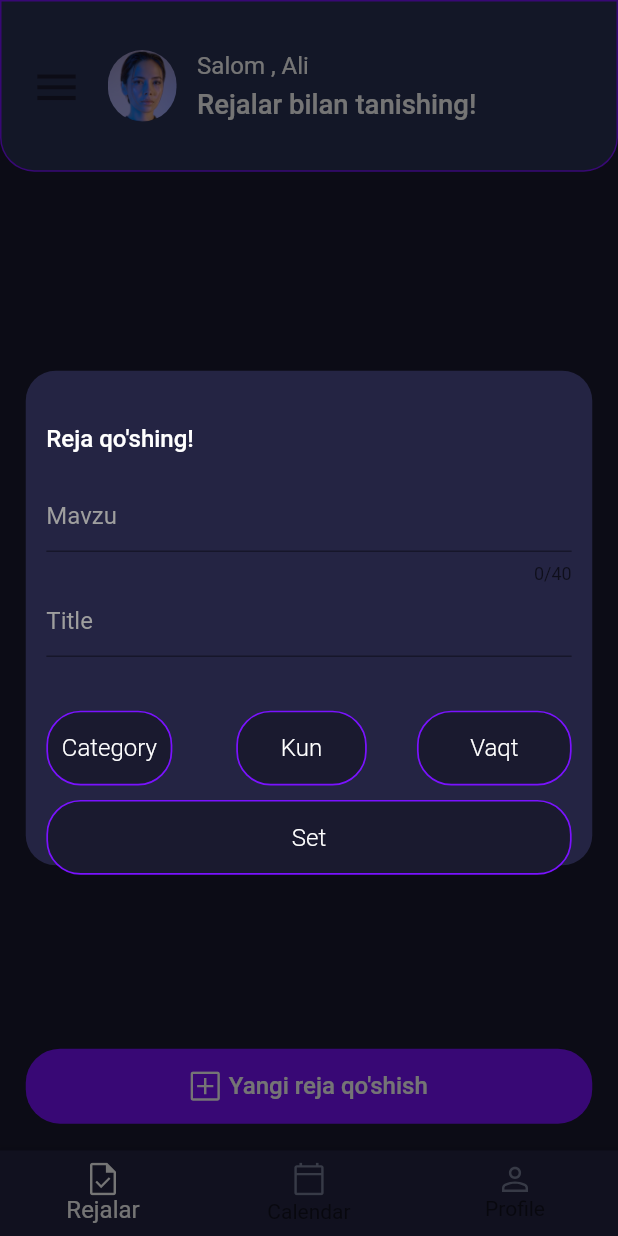
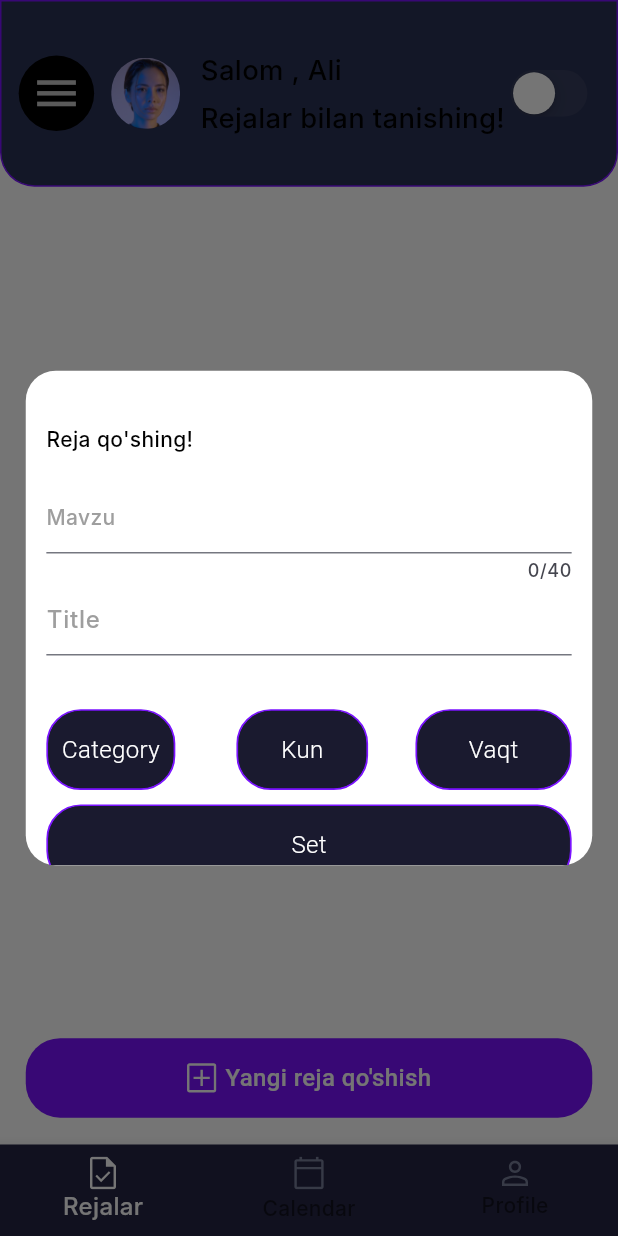
Before and after one commit to alimegit/to_do_app, a Flutter app: the screen it shows after launch, after a tap on "Yangi reja qo'shish", on a phone screen of 412 x 824 dp. Run offline on Flutter 3.47's test engine with Material 3 defaults, Android fonts, the phone set to English and light mode, and no system bars; our stand-ins replace adaptive_theme, flutter_screenutil, flutter_svg, shared_preferences, sqflite, table_calendar and 1 more; accounts and stored records are empty; Roboto replaces fonts that are missing (Inter).

Commit message:
Hammasi nazoratim ostida theme qo'shdim :)

```diff
--- a/lib/data/local/storage_repository.dart
+++ b/lib/data/local/storage_repository.dart
@@ -5,13 +5,11 @@ class StorageRepository {
   static final StorageRepository instance = StorageRepository._();
   static SharedPreferences? _preference;
 
-  StorageRepository._() {
-    _init();
-  }
+  StorageRepository._();
 
   factory StorageRepository() => instance;
 
-  Future<void> _init() async {
+  static Future<void> init() async {
     _preference = await SharedPreferences.getInstance();
   }
 
--- a/lib/main.dart
+++ b/lib/main.dart
@@ -1,11 +1,17 @@
+import 'package:adaptive_theme/adaptive_theme.dart';
 import 'package:flutter/material.dart';
 import 'package:flutter_screenutil/flutter_screenutil.dart';
+import 'package:to_do_app/data/local/storage_repository.dart';
 import 'package:to_do_app/screens/logins/splash_screen.dart';
 import 'package:to_do_app/screens/routes.dart';
 import 'package:to_do_app/screens/tab_box.dart';
 import 'package:to_do_app/utils/colors/app_colors.dart';
+import 'package:to_do_app/utils/theme/app_theme.dart';
 
-void main(List<String> args) {
+void main(List<String> args) async {
+WidgetsFlutterBinding.ensureInitialized();
+ await StorageRepository.init();
+
   runApp(const MyApp());
 }
 class MyApp extends StatelessWidget {
@@ -17,15 +23,28 @@ class MyApp extends StatelessWidget {
       designSize: const Size(414, 896),
       builder: (context, child) {
         ScreenUtil.init(context);
-        return MaterialApp(
-          initialRoute: RouteNames.helloScreen,
-          onGenerateRoute: AppRoute.generateRoute,
-          debugShowCheckedModeBanner: false,
-          theme: ThemeData(useMaterial3: false,scaffoldBackgroundColor: AppColors.c_1A1A2F),
-          home: TabBox(),
+        return AdaptiveTheme(
+          light: AppTheme.lightTheme,
+          dark: AppTheme.darkTheme,
+          initial: AdaptiveThemeMode.system,
+          builder: (theme,darkTheme) {
+        return  MaterialApp(
+        initialRoute: RouteNames.helloScreen,
+        onGenerateRoute: AppRoute.generateRoute,
+        debugShowCheckedModeBanner: false,
+        theme: AppTheme.lightTheme,
+        darkTheme: AppTheme.darkTheme,
+        themeMode: ThemeMode.system,
+        home: TabBox(),
+        );
+        }
+
         );
       },
       child: SplashScreen(),
     );
   }
 }
+/*
+scaffoldBackgroundColor: AppColors.c_1A1A2F
+ */
--- a/lib/screens/caledar_screen/calendar_screen.dart
+++ b/lib/screens/caledar_screen/calendar_screen.dart
@@ -13,15 +13,16 @@ class _CalendarScreenState extends State<CalendarScreen> {
   @override
   Widget build(BuildContext context) {
     return Scaffold(
-      body:Column(
+      body:SingleChildScrollView(
+        child: Column(
           children: [
             SizedBox(height: 50.h,),
-          // CalendarDatePicker(
-          //   initialDate: DateTime.now(),
-          //   firstDate: DateTime(2019),
-          //   lastDate: DateTime(2040),
-          //   onDateChanged: (DateTime value) {},
-          // ),
+            CalendarDatePicker(
+              initialDate: DateTime.now(),
+              firstDate: DateTime(2019),
+              lastDate: DateTime(2040),
+              onDateChanged: (DateTime value) {},
+            ),
         TableCalendar(
           firstDay: DateTime.utc(2010, 10, 16),
           lastDay: DateTime.utc(2030, 3, 14),
@@ -29,6 +30,7 @@ class _CalendarScreenState extends State<CalendarScreen> {
         )
           ],
         ),
+      ),
 
     );
   }
--- a/lib/screens/tasks_screen/task_screen.dart
+++ b/lib/screens/tasks_screen/task_screen.dart
@@ -1,3 +1,4 @@
+import 'package:adaptive_theme/adaptive_theme.dart';
 import 'package:flutter/cupertino.dart';
 import 'package:flutter/material.dart';
 import 'package:flutter/services.dart';
@@ -9,7 +10,6 @@ import 'package:to_do_app/data/models/category/category_model.dart';
 import 'package:to_do_app/data/models/task_model.dart';
 import 'package:to_do_app/screens/category_screen/category_screen.dart';
 import 'package:to_do_app/screens/logins/register/register_screen.dart';
-import 'package:to_do_app/screens/routes.dart';
 import 'package:to_do_app/screens/title_info/title_info.dart';
 import 'package:to_do_app/utils/colors/app_colors.dart';
 import 'package:to_do_app/utils/styles/app_text_style.dart';
@@ -30,12 +30,13 @@ class _TasksScreenState extends State<TasksScreen> {
   List<TaskModel> tasks = [];
   List<CategoryModel> categories = [];
   List<TaskModel> description = [];
+  bool isDarkmode = false;
 
   _init() async {
+    isDarkmode =  await  AdaptiveTheme.getThemeMode() == AdaptiveThemeMode.dark;
     tasks = await LocalDatabase.getAllTasks();
     categories = await LocalDatabase.getAllCategory();
     if (!context.mounted) return;
-    // print("categories length : ${categories.length}");`
     setState(() {});
   }
 
@@ -54,6 +55,9 @@ class _TasksScreenState extends State<TasksScreen> {
   @override
   void initState() {
     _init();
+    setState(() {
+
+    });
     super.initState();
   }
 
@@ -65,6 +69,7 @@ class _TasksScreenState extends State<TasksScreen> {
         statusBarIconBrightness: Brightness.dark,
       ),
       child: Scaffold(
+        backgroundColor: (isDarkmode)?AppColors.c_2A3256:AppColors.white,
         body: Column(
           children: [
             Container(
@@ -84,14 +89,14 @@ class _TasksScreenState extends State<TasksScreen> {
                     IconButton(
                       onPressed: () {
                         MenuBar(children: [
-                          Image.asset(AppImages.logo),
+                          Image.asset(AppImages.logo,color: (isDarkmode)?AppColors.white : AppColors.black,),
                         ]);
                       },
                       icon: Icon(
                         Icons.menu,
                         size: 30.sp,
                       ),
-                      color: AppColors.c_1A1A2F,
+                      color: (isDarkmode)?AppColors.c_2A3256:AppColors.c_C4C4C4,
                     ),
                     SizedBox(
                       width: 10.w,
@@ -112,20 +117,32 @@ class _TasksScreenState extends State<TasksScreen> {
                         children: [
                           Text(
                             "Salom , Ali",
-                            style: AppTextStyle.robotoRegular
-                                .copyWith(color: AppColors.white, fontSize: 14.sp),
+                            style: Theme.of(context).textTheme.bodyMedium?.copyWith(fontSize: (isDarkmode)? 14.sp:16.sp,color: (isDarkmode)?AppColors.white:AppColors.black)
                           ),
                           SizedBox(
                             height: 5.h,
                           ),
                           Text(
                             "Rejalar bilan tanishing!",
-                            style: AppTextStyle.robotoMedium
-                                .copyWith(color: AppColors.white, fontSize: 16.sp),
+                              style: Theme.of(context).textTheme.bodyMedium?.copyWith(fontSize: (isDarkmode)? 14.sp:16.sp,color: (isDarkmode)?AppColors.white:AppColors.black)
+
                           ),
                         ],
                       ),
                     ),
+                    CupertinoSwitch(
+                        value: isDarkmode,
+                        onChanged: (v) async {
+                          if(v){
+                            AdaptiveTheme.of(context).setDark();
+                          }
+                          else{
+                            AdaptiveTheme.of(context).setLight();
+
+                          }
+                          isDarkmode = v;
+                          // await StorageRepository.setBool(key: "theme_mode", value: isDarkmode,);
+                        })
                   ],
                 ),
               ),
@@ -152,7 +169,7 @@ class _TasksScreenState extends State<TasksScreen> {
                                 height: 45.h,
                                 width: double.infinity,
                                 decoration: BoxDecoration(
-                                  color: Colors.white10,
+                                  color: AppColors.black,
                                   borderRadius: BorderRadius.circular(20.r),
                                 ),
                                 child: Padding(
@@ -214,17 +231,17 @@ class _TasksScreenState extends State<TasksScreen> {
                               width: double.infinity,
                               height: 276.h,
                               decoration: BoxDecoration(
-                                  color: AppColors.c_242443,
+                                  color:(isDarkmode)?AppColors.c_242443:AppColors.white,
                                   borderRadius: BorderRadius.circular(20)),
                               child: Padding(
                                 padding: EdgeInsets.only(top: 30.h, right: 12.w, left: 12.w),
+                                child: SingleChildScrollView(
                                   child: Column(
                                     crossAxisAlignment: CrossAxisAlignment.start,
                                     children: [
                                       Text(
                                         "Reja qo'shing!",
-                                      style: AppTextStyle.robotoMedium
-                                          .copyWith(color: AppColors.white, fontSize: 14.sp),
+                                        style: Theme.of(context).textTheme.bodyMedium?.copyWith(color: (isDarkmode)?AppColors.white:AppColors.black)
                                       ),
                                       SizedBox(
                                         height: 15.h,
@@ -232,7 +249,7 @@ class _TasksScreenState extends State<TasksScreen> {
                                       Material(
                                         color: AppColors.transparent,
                                         child: TextField(
-                                        style: TextStyle(color: AppColors.white),
+                                          style: Theme.of(context).textTheme.bodyMedium?.copyWith(color: (isDarkmode)?AppColors.white:AppColors.black),
                                           maxLength: 40,
                                           onChanged: (v) {
                                             taskModel = taskModel.copyWith(description: v);
@@ -313,7 +330,7 @@ class _TasksScreenState extends State<TasksScreen> {
                                                                         if (index ==
                                                                             categories.length) {
                                                                           return TextButton(
-                                                                          onPressed: ()  async {
+                                                                            onPressed: () async {
                                                                               Navigator.push(
                                                                                 context,
                                                                                 MaterialPageRoute(
@@ -341,7 +358,8 @@ class _TasksScreenState extends State<TasksScreen> {
                                                                                   }),
                                                                                 ),
                                                                               );
-                                                                          await   LocalDatabase.insertCategory(
+                                                                              await LocalDatabase
+                                                                                  .insertCategory(
                                                                                       categoryModel);
                                                                               setState(() {
                                                                                 _init();
@@ -416,9 +434,7 @@ class _TasksScreenState extends State<TasksScreen> {
                                             },
                                             child: Container(
                                               decoration: BoxDecoration(
-                                              color: activeIndex == 1
-                                                  ? AppColors.c_7A12FF
-                                                  : AppColors.c_1A1A2F,
+                                                color: activeIndex == 1 ? AppColors.c_7A12FF : AppColors.c_1A1A2F,
                                                 borderRadius: BorderRadius.circular(20.r),
                                                 border:
                                                     Border.all(color: AppColors.c_7A12FF, width: 1.w),
@@ -556,6 +572,7 @@ class _TasksScreenState extends State<TasksScreen> {
                                 ),
                               ),
                             ),
+                          ),
                         );
                       });
                     },
--- /dev/null
+++ b/lib/utils/theme/app_theme.dart
@@ -0,0 +1,301 @@
+
+
+import 'package:flutter/material.dart';
+import 'package:flutter/services.dart';
+
+class AppTheme {
+  static final ThemeData lightTheme = ThemeData(
+    scaffoldBackgroundColor: Colors.white,
+    appBarTheme: const AppBarTheme(
+      backgroundColor: Colors.white,
+      systemOverlayStyle: SystemUiOverlayStyle(
+        statusBarBrightness: Brightness.dark,
+        statusBarIconBrightness: Brightness.light,
+        statusBarColor: Colors.white,
+      ),
+    ),
+    shadowColor: Colors.black,
+    cardColor: const Color(0xFFFFFFFF),
+    textTheme: const TextTheme(
+      displayLarge: TextStyle(
+        fontSize: 57,
+        color: Colors.black,
+        fontFamily: "Inter",
+        fontWeight: FontWeight.w400,
+      ),
+      displayMedium: TextStyle(
+        fontSize: 45,
+        color: Colors.black,
+        fontFamily: "Inter",
+        fontWeight: FontWeight.w400,
+      ),
+      displaySmall: TextStyle(
+        fontSize: 36,
+        color: Colors.black,
+        fontFamily: "Inter",
+        fontWeight: FontWeight.w400,
+      ),
+      headlineLarge: TextStyle(
+        fontSize: 32,
+        color: Colors.black,
+        fontFamily: "Inter",
+        fontWeight: FontWeight.w400,
+      ),
+      headlineMedium: TextStyle(
+        fontSize: 28,
+        color: Colors.black,
+        fontFamily: "Inter",
+        fontWeight: FontWeight.w400,
+      ),
+      headlineSmall: TextStyle(
+        fontSize: 24,
+        color: Colors.black,
+        fontFamily: "Inter",
+        fontWeight: FontWeight.w400,
+      ),
+      titleLarge: TextStyle(
+        fontSize: 22,
+        color: Colors.black,
+        fontFamily: "Inter",
+        fontWeight: FontWeight.w400,
+      ),
+      titleMedium: TextStyle(
+        fontSize: 16,
+        color: Colors.black,
+        fontFamily: "Inter",
+        fontWeight: FontWeight.w400,
+      ),
+      titleSmall: TextStyle(
+        fontSize: 14,
+        color: Colors.black,
+        fontFamily: "Inter",
+        fontWeight: FontWeight.w400,
+      ),
+      labelLarge: TextStyle(
+        fontSize: 14,
+        color: Colors.black,
+        fontFamily: "Inter",
+        fontWeight: FontWeight.w500,
+      ),
+      labelMedium: TextStyle(
+        fontSize: 12,
+        color: Colors.black,
+        fontFamily: "Inter",
+        fontWeight: FontWeight.w500,
+      ),
+      labelSmall: TextStyle(
+        fontSize: 11,
+        color: Colors.black,
+        fontFamily: "Inter",
+        fontWeight: FontWeight.w500,
+      ),
+      bodyLarge: TextStyle(
+        fontSize: 16,
+        color: Colors.black,
+        fontFamily: "Inter",
+        fontWeight: FontWeight.w500,
+      ),
+      bodyMedium: TextStyle(
+        fontSize: 14,
+        color: Colors.black,
+        fontFamily: "Inter",
+        fontWeight: FontWeight.w500,
+      ),
+      bodySmall: TextStyle(
+        fontSize: 12,
+        color: Colors.black,
+        fontFamily: "Inter",
+        fontWeight: FontWeight.w500,
+      ),
+    ),
+    iconButtonTheme: IconButtonThemeData(
+        style: IconButton.styleFrom(backgroundColor: Colors.black)),
+    switchTheme: SwitchThemeData(
+      thumbColor: MaterialStateProperty.all((Colors.black)),
+      trackOutlineColor: MaterialStateProperty.all((Colors.red)),
+    ),
+    colorScheme: const ColorScheme(
+      brightness: Brightness.light,
+      primary: Color(0xFF0056D2),
+      onPrimary: Color(0xFFFFFFFF),
+      primaryContainer: Color(0xFFDAE2FF),
+      onPrimaryContainer: Color(0xFF001848),
+      secondary: Color(0xFF7C5800),
+      onSecondary: Color(0xFFFFFFFF),
+      secondaryContainer: Color(0xFFFFDEA8),
+      onSecondaryContainer: Color(0xFF271900),
+      tertiary: Color(0xFF5342E2),
+      onTertiary: Color(0xFFFFFFFF),
+      tertiaryContainer: Color(0xFFE3DFFF),
+      onTertiaryContainer: Color(0xFF130067),
+      error: Color(0xFFBA1A1A),
+      errorContainer: Color(0xFFFFDAD6),
+      onError: Color(0xFFFFFFFF),
+      onErrorContainer: Color(0xFF410002),
+      background: Color(0xFFFDFBFF),
+      onBackground: Color(0xFF001B3D),
+      surface: Color(0xFFFDFBFF),
+      onSurface: Color(0xFF001B3D),
+      surfaceVariant: Color(0xFFE1E2EC),
+      onSurfaceVariant: Color(0xFF45464F),
+      outline: Color(0xFF757780),
+      onInverseSurface: Color(0xFFECF0FF),
+      inverseSurface: Color(0xFF003062),
+      inversePrimary: Color(0xFFB2C5FF),
+      shadow: Color(0xFF000000),
+      surfaceTint: Color(0xFF0056D2),
+      outlineVariant: Color(0xFFC5C6D0),
+      scrim: Color(0xFF000000),
+    ),
+    useMaterial3: true,
+  );
+  static final ThemeData darkTheme = ThemeData(
+    scaffoldBackgroundColor: Colors.black,
+    appBarTheme: const AppBarTheme(
+      backgroundColor: Colors.black,
+      systemOverlayStyle: SystemUiOverlayStyle(
+        statusBarBrightness: Brightness.light,
+        statusBarIconBrightness: Brightness.dark,
+        statusBarColor: Colors.grey,
+      ),
+    ),
+    iconButtonTheme: IconButtonThemeData(
+      style: IconButton.styleFrom(
+        backgroundColor: Colors.white,
+      ),
+
+    ),
+    switchTheme: SwitchThemeData(
+      thumbColor: MaterialStateProperty.all((Colors.white)),
+      trackOutlineColor: MaterialStateProperty.all((Colors.red)),
+    ),
+    textTheme: const TextTheme(
+      displayLarge: TextStyle(
+        fontSize: 57,
+        color: Colors.white,
+        fontFamily: "Inter",
+        fontWeight: FontWeight.w400,
+      ),
+      displayMedium: TextStyle(
+        fontSize: 45,
+        color: Colors.white,
+        fontFamily: "Inter",
+        fontWeight: FontWeight.w400,
+      ),
+      displaySmall: TextStyle(
+        fontSize: 36,
+        color: Colors.white,
+        fontFamily: "Inter",
+        fontWeight: FontWeight.w400,
+      ),
+      headlineLarge: TextStyle(
+        fontSize: 32,
+        color: Colors.white,
+        fontFamily: "Inter",
+        fontWeight: FontWeight.w400,
+      ),
+      headlineMedium: TextStyle(
+        fontSize: 28,
+        color: Colors.white,
+        fontFamily: "Inter",
+        fontWeight: FontWeight.w400,
+      ),
+      headlineSmall: TextStyle(
+        fontSize: 24,
+        color: Colors.white,
+        fontFamily: "Inter",
+        fontWeight: FontWeight.w400,
+      ),
+      titleLarge: TextStyle(
+        fontSize: 22,
+        color: Colors.white,
+        fontFamily: "Inter",
+        fontWeight: FontWeight.w400,
+      ),
+      titleMedium: TextStyle(
+        fontSize: 16,
+        color: Colors.white,
+        fontFamily: "Inter",
+        fontWeight: FontWeight.w400,
+      ),
+      titleSmall: TextStyle(
+        fontSize: 14,
+        color: Colors.white,
+        fontFamily: "Inter",
+        fontWeight: FontWeight.w400,
+      ),
+      labelLarge: TextStyle(
+        fontSize: 14,
+        color: Colors.white,
+        fontFamily: "Inter",
+        fontWeight: FontWeight.w500,
+      ),
+      labelMedium: TextStyle(
+        fontSize: 12,
+        color: Colors.white,
+        fontFamily: "Inter",
+        fontWeight: FontWeight.w500,
+      ),
+      labelSmall: TextStyle(
+        fontSize: 11,
+        color: Colors.white,
+        fontFamily: "Inter",
+        fontWeight: FontWeight.w500,
+      ),
+      bodyLarge: TextStyle(
+        fontSize: 16,
+        color: Colors.white,
+        fontFamily: "Inter",
+        fontWeight: FontWeight.w500,
+      ),
+      bodyMedium: TextStyle(
+        fontSize: 14,
+        color: Colors.white,
+        fontFamily: "Inter",
+        fontWeight: FontWeight.w500,
+      ),
+      bodySmall: TextStyle(
+        fontSize: 12,
+        color: Colors.white,
+        fontFamily: "Inter",
+        fontWeight: FontWeight.w500,
+      ),
+    ),
+    useMaterial3: true,
+    cardColor: const Color(0xFF252525),
+    shadowColor: Colors.white,
+    colorScheme: const ColorScheme(
+      brightness: Brightness.dark,
+      primary: Color(0xFFB2C5FF),
+      onPrimary: Color(0xFF002B73),
+      primaryContainer: Color(0xFF0040A1),
+      onPrimaryContainer: Color(0xFFDAE2FF),
+      secondary: Color(0xFFFFBA20),
+      onSecondary: Color(0xFF412D00),
+      secondaryContainer: Color(0xFF5E4200),
+      onSecondaryContainer: Color(0xFFFFDEA8),
+      tertiary: Color(0xFFC5C0FF),
+      onTertiary: Color(0xFF2400A2),
+      tertiaryContainer: Color(0xFF3A20CB),
+      onTertiaryContainer: Color(0xFFE3DFFF),
+      error: Color(0xFFFFB4AB),
+      errorContainer: Color(0xFF93000A),
+      onError: Color(0xFF690005),
+      onErrorContainer: Color(0xFFFFDAD6),
+      background: Color(0xFF001B3D),
+      onBackground: Color(0xFFD6E3FF),
+      surface: Color(0xFF001B3D),
+      onSurface: Color(0xFFD6E3FF),
+      surfaceVariant: Color(0xFF45464F),
+      onSurfaceVariant: Color(0xFFC5C6D0),
+      outline: Color(0xFF8F909A),
+      onInverseSurface: Color(0xFF001B3D),
+      inverseSurface: Color(0xFFD6E3FF),
+      inversePrimary: Color(0xFF0056D2),
+      shadow: Color(0xFF000000),
+      surfaceTint: Color(0xFFB2C5FF),
+      outlineVariant: Color(0xFF45464F),
+      scrim: Color(0xFF000000),
+    ),
+  );
+}
--- a/pubspec.yaml
+++ b/pubspec.yaml
@@ -42,7 +42,8 @@ dependencies:
   table_calendar: ^3.1.0
   sqflite: ^2.3.2
   zoom_tap_animation: ^1.1.0
-
+  shrink_sidemenu: ^2.0.0+2-null-safety
+  adaptive_theme: ^3.6.0
 
 dev_dependencies:
   flutter_test:
```
Also changed, not shown: pubspec.lock. Lines whose indentation alone changed are shown as unchanged.
